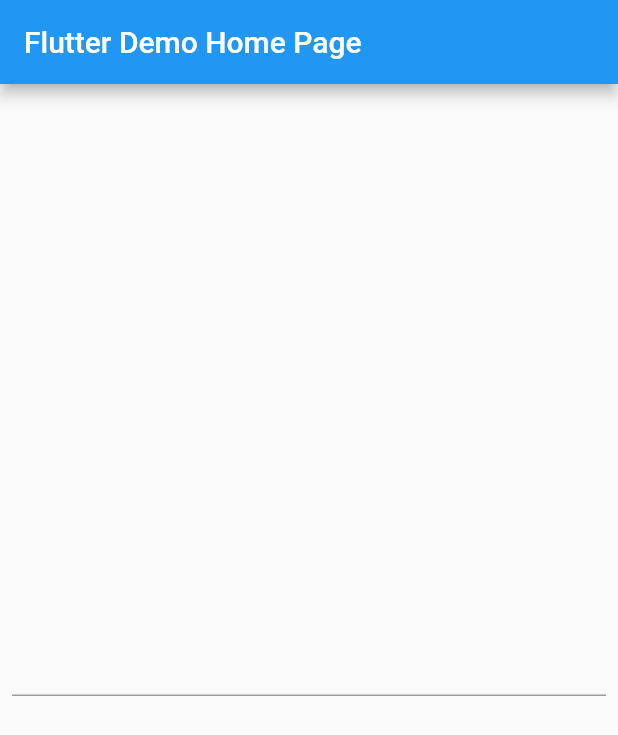
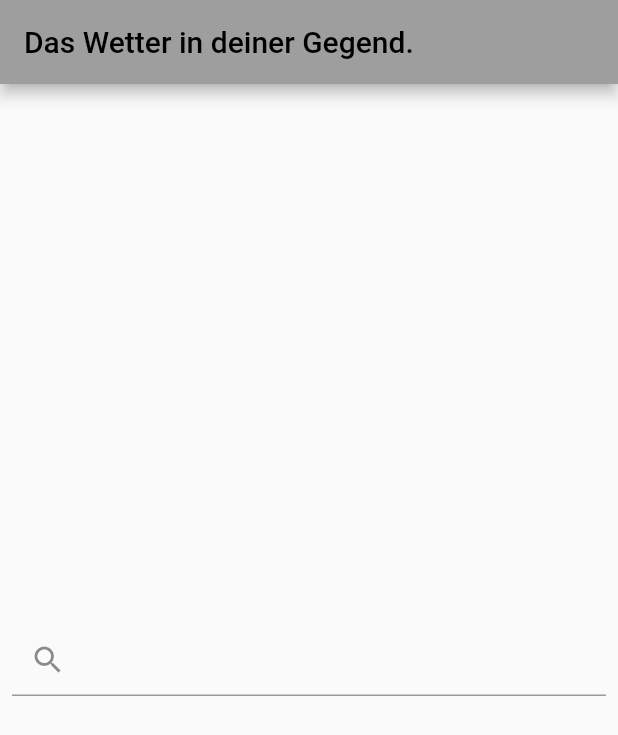
Before and after one commit to AndreSalzmann/weather_app, a Flutter app: the screen it shows after launch, on a phone screen of 412 x 824 dp. Shown: the top 735 px of the screen. Run offline on Flutter 3.47's test engine with Material 2 defaults, Android fonts, the phone set to English and light mode, and no system bars; our stand-ins replace bloc, dio, equatable, flutter_bloc, get_it; generated files the repository leaves out were written again.

```diff
--- a/lib/main.dart
+++ b/lib/main.dart
@@ -2,6 +2,7 @@ import 'package:flutter/material.dart';
 import 'package:flutter_bloc/flutter_bloc.dart';
 import 'package:weather_app/core/service_locator.dart';
 import 'package:weather_app/weather/bloc/weather_bloc.dart';
+import 'package:weather_app/weather/screen/weather_search_screen.dart';
 
 import 'navigation/navigation.dart';
 
@@ -30,103 +31,7 @@ class MyApp extends StatelessWidget {
         initialRoute: '/',
         onGenerateRoute: appRouter.onGenerateRoute,
         theme: ThemeData(
-          primarySwatch: Colors.blue,
-        ),
-        home: MyHomePage(title: 'Flutter Demo Home Page'),
-      ),
-    );
-  }
-}
-
-class MyHomePage extends StatefulWidget {
-  MyHomePage({Key key, this.title}) : super(key: key);
-  final String title;
-
-  @override
-  _MyHomePageState createState() => _MyHomePageState();
-}
-
-class _MyHomePageState extends State<MyHomePage> {
-  TextEditingController _controller;
-
-  @override
-  void initState() {
-    super.initState();
-    _controller = TextEditingController();
-  }
-
-  @override
-  void dispose() {
-    _controller.dispose();
-    super.dispose();
-  }
-
-  @override
-  Widget build(BuildContext context) {
-
-    return Scaffold(
-      appBar: AppBar(
-        title: Text(widget.title),
-      ),
-      body: Center(
-        child: Container(
-          padding: EdgeInsets.all(8.0),
-          child: Column(
-            mainAxisAlignment: MainAxisAlignment.center,
-            children: <Widget>[
-              TextField(
-                onChanged: (String text) {
-                  print(text);
-                },
-                controller: _controller,
-                onSubmitted: (String value) async {
-                  await showDialog(
-                    context: context,
-                    builder: (BuildContext context) {
-                      return AlertDialog(
-                        title: const Text("Thanks!"),
-                        content: Text('You typed "$value", which has length ${value.characters.length}.'),
-                        actions: <Widget>[
-                          TextButton(
-                            onPressed: () {
-                              Navigator.pop(context);
-                              BlocProvider.of<WeatherBloc>(context)
-                                ..add(GetWeatherLocationEvent(value));
-                            },
-                            child: const Text('Ok'),
-                          )
-                        ],
-                      );
-                    }
-                  );
-                },
-              ),
-              BlocBuilder<WeatherBloc, WeatherState>(
-                builder: (context, state) {
-                  final WeatherBloc bloc = BlocProvider.of<WeatherBloc>(context);
-                  if(state is WeatherLoaded) {
-                    String weatherText = bloc.weather.weatherDaily.text;
-                    String cityName = bloc.location.name;
-                    return Column(
-                      children: [
-                        Text('$weatherText'),
-                        Text('Stadt: $cityName')
-                      ],
-                    );
-                  } else if (state is WeatherLoading) {
-                    return const Text("Wird geladen..");
-                  }
-                  else if (state is WeatherError) {
-                    return const Text("Es ist ein Fehler aufgetreten");
-                  }
-                  else if (state is WeatherLocationNotFound) {
-                    return const Text("Es wurde keine passende Lokation gefunden.");
-                  }
-                  return Container();
-                },
-              )
-            ],
-          ),
+          primarySwatch: Colors.grey,
         ),
       ),
     );
--- a/lib/navigation/navigation.dart
+++ b/lib/navigation/navigation.dart
@@ -1,7 +1,9 @@
 import 'package:flutter/cupertino.dart';
 import 'package:flutter/material.dart';
-import 'package:flutter_bloc/flutter_bloc.dart';
 import 'package:weather_app/main.dart';
+import 'package:weather_app/search_history/search_history_screen.dart';
+import 'package:weather_app/weather/screen/weather_result_screen.dart';
+import 'package:weather_app/weather/screen/weather_search_screen.dart';
 
 class AppRouter {
 
@@ -9,12 +11,22 @@ class AppRouter {
     switch(routeSettings.name) {
       case '/':
         return MaterialPageRoute(
-          builder: (_) => MyHomePage()
+          builder: (_) => WeatherSearchScreen()
+        );
+        break;
+      case '/weather':
+        return MaterialPageRoute(
+          builder: (_) => WeatherResultScreen()
+        );
+        break;
+      case '/searches':
+        return MaterialPageRoute(
+          builder: (_) => SearchHistoryScreen()
         );
         break;
       default:
         return MaterialPageRoute(
-            builder: (_) => MyHomePage()
+            builder: (_) => WeatherSearchScreen()
         );
         break;
     }
--- a/lib/weather/bloc/weather_bloc.dart
+++ b/lib/weather/bloc/weather_bloc.dart
@@ -3,6 +3,7 @@ import 'dart:async';
 import 'package:bloc/bloc.dart';
 import 'package:equatable/equatable.dart';
 import 'package:flutter/material.dart';
+import 'package:flutter_bloc/flutter_bloc.dart';
 import 'package:weather_app/core/service_locator.dart';
 import 'package:weather_app/weather/model/location.dart';
 import 'package:weather_app/weather/model/weather.dart';
@@ -23,4 +24,12 @@ class WeatherBloc extends Bloc<WeatherEvent, WeatherState> {
     print("Event Triggered");
     yield* event.applyAsync(bloc: this);
   }
+
+  static WeatherBloc of(BuildContext context) =>
+      BlocProvider.of<WeatherBloc>(context);
+
+  @override
+  Future<Function> close() async {
+    await super.close();
+  }
 }
--- a/lib/weather/screen/weather_search_screen.dart
+++ b/lib/weather/screen/weather_search_screen.dart
@@ -1,10 +1,58 @@
 import 'package:flutter/material.dart';
+import 'package:weather_app/weather/bloc/weather_bloc.dart';
 
-class WeatherSearchScreen extends StatelessWidget {
+class WeatherSearchScreen extends StatefulWidget {
   const WeatherSearchScreen({Key key}) : super(key: key);
 
   @override
+  _WeatherSearchScreenState createState() => _WeatherSearchScreenState();
+}
+
+class _WeatherSearchScreenState extends State<WeatherSearchScreen> {
+
+  TextEditingController _controller;
+
+  @override
+  void initState() {
+    super.initState();
+    _controller = TextEditingController();
+  }
+
+  @override
+  void dispose() {
+    _controller.dispose();
+    super.dispose();
+  }
+
+  @override
   Widget build(BuildContext context) {
-    return Container();
+    return Scaffold(
+      appBar: AppBar(
+        title: Text("Das Wetter in deiner Gegend."),
+      ),
+      body: Center(
+        child: Container(
+          padding: EdgeInsets.all(8.0),
+          child: Column(
+            mainAxisAlignment: MainAxisAlignment.center,
+            children: <Widget>[
+              TextField(
+                onChanged: (String text) {
+                  print(text);
+                },
+                decoration: InputDecoration(
+                    prefixIcon: Icon(Icons.search)
+                ),
+                controller: _controller,
+                onSubmitted: (String value) {
+                  Navigator.pushNamed(context, '/weather');
+                  WeatherBloc.of(context).add(GetWeatherLocationEvent(value));
+                },
+              ),
+            ],
+          ),
+        ),
+      ),
+    );;
   }
 }
```
Also changed, not shown: lib/search_history/search_history_screen.dart (added, +15 -0 lines), lib/weather/screen/weather_result_screen.dart (added, +74 -0 lines).
